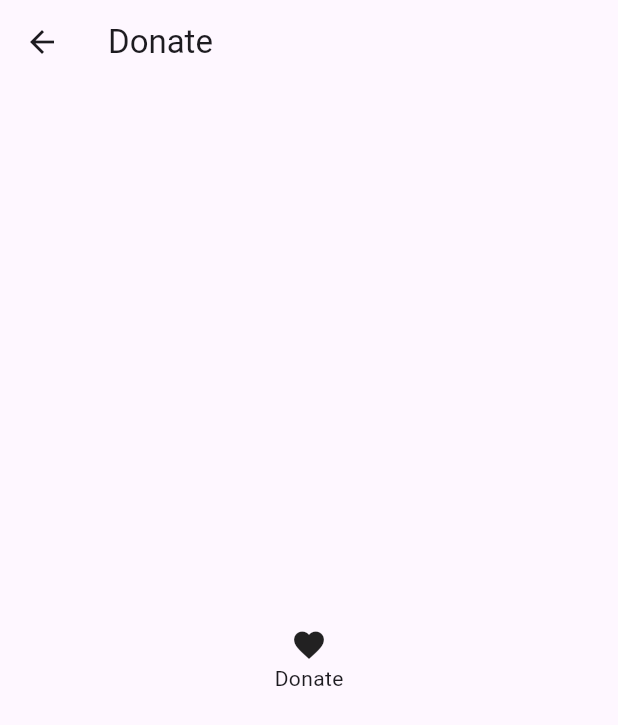
After one commit to HexaRy0/todo_app, a Flutter app: the screen it shows after launch, in the side drawer, after a tap on "Donate", on a phone screen of 412 x 824 dp. The commit adds this screen. Shown: the top 725 px of the screen. Run offline on Flutter 3.47's test engine with Material 2 defaults, Android fonts, the phone set to English and light mode, and no system bars; drawn by our look-alikes of dynamic_color; our stand-ins replace flutter_form_builder, flutter_riverpod, flutter_slidable, riverpod, table_calendar; missing offline and left inert: flutter_iconpicker, form_builder_extra_fields.

Commit message:
feat: add donate and faq template screen

```diff
--- /dev/null
+++ b/lib/screens/donate/donate.dart
@@ -0,0 +1,29 @@
+import 'package:flutter/material.dart';
+
+class DonateScreen extends StatefulWidget {
+  const DonateScreen({super.key});
+
+  @override
+  State<DonateScreen> createState() => _DonateScreenState();
+}
+
+class _DonateScreenState extends State<DonateScreen> {
+  @override
+  Widget build(BuildContext context) {
+    return Scaffold(
+      appBar: AppBar(
+        title: const Text("Donate"),
+      ),
+      body: const Center(
+        child: Column(
+          mainAxisAlignment: MainAxisAlignment.center,
+          crossAxisAlignment: CrossAxisAlignment.center,
+          children: [
+            Icon(Icons.favorite),
+            Text("Donate"),
+          ],
+        ),
+      ),
+    );
+  }
+}
--- a/lib/screens/home/home.dart
+++ b/lib/screens/home/home.dart
@@ -5,8 +5,10 @@ import 'package:todo_app/providers/category_provider.dart';
 import 'package:todo_app/providers/task_provider.dart';
 import 'package:todo_app/screens/add_task/add_task.dart';
 import 'package:todo_app/screens/calendar/calendar.dart';
+import 'package:todo_app/screens/donate/donate.dart';
+import 'package:todo_app/screens/faq/faq.dart';
 import 'package:todo_app/screens/manage_categories/manage_categories.dart';
-import 'package:todo_app/screens/setting/setting.dart';
+import 'package:todo_app/screens/settings/settings.dart';
 import 'package:todo_app/screens/starred_task/starred_task.dart';
 import 'package:todo_app/screens/task_list/task_list.dart';
 import 'package:todo_app/widgets/category_setting_dialog.dart';
@@ -201,12 +203,24 @@ class _HomeScreenState extends ConsumerState<HomeScreen> {
                 ],
               ),
               ListTile(
-                onTap: () {},
+                onTap: () {
+                  Navigator.of(context).push(
+                    MaterialPageRoute(
+                      builder: (context) => const DonateScreen(),
+                    ),
+                  );
+                },
                 leading: const Icon(Icons.favorite),
                 title: const Text('Donate'),
               ),
               ListTile(
-                onTap: () {},
+                onTap: () {
+                  Navigator.of(context).push(
+                    MaterialPageRoute(
+                      builder: (context) => const FaqScreen(),
+                    ),
+                  );
+                },
                 leading: const Icon(Icons.question_mark),
                 title: const Text('FAQ'),
               ),
--- a/lib/screens/setting/setting.dart
+++ b/lib/screens/settings/settings.dart
@@ -22,7 +22,7 @@ class _SettingsScreenState extends State<SettingsScreen> {
             children: [
               const Text("Account"),
               ListTile(
-                title: const Text('Account'),
+                title: const Text('Account Sync'),
                 leading: const Icon(Icons.account_circle),
                 onTap: () {},
               ),
```
Also changed, not shown: lib/screens/faq/faq.dart (added, +29 -0 lines).
